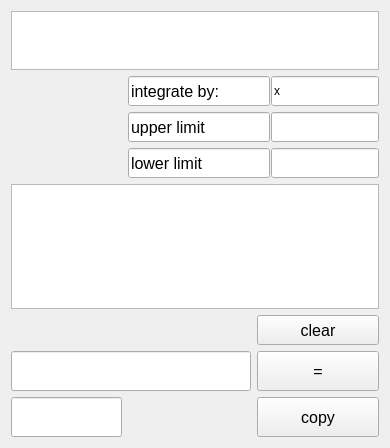
The window that Calculators/integralcalculator.ui (YuarenArt/VisualCalculator) describes before a commit, drawn with Qt 5.
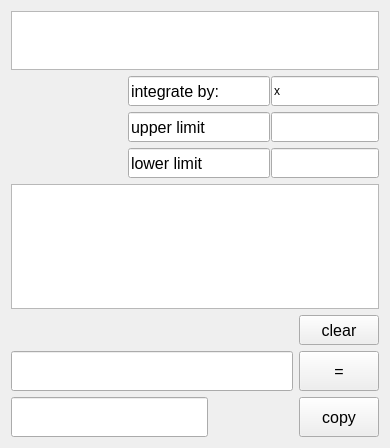
The same window after the commit. Icons and pictures are not drawn.

```diff
--- a/Calculators/integralcalculator.ui
+++ b/Calculators/integralcalculator.ui
@@ -18,39 +18,12 @@
     <layout class="QHBoxLayout" name="centralWidget">
      <item>
       <layout class="QGridLayout" name="mainGrid">
-       <item row="3" column="0" colspan="4">
-        <widget class="QTextEdit" name="textShow">
-         <property name="enabled">
-          <bool>true</bool>
-         </property>
-         <property name="minimumSize">
-          <size>
-           <width>120</width>
-           <height>100</height>
-          </size>
-         </property>
-         <property name="maximumSize">
-          <size>
-           <width>16777215</width>
-           <height>200</height>
-          </size>
-         </property>
-         <property name="font">
-          <font>
-           <pointsize>16</pointsize>
-          </font>
-         </property>
-         <property name="readOnly">
-          <bool>true</bool>
-         </property>
-        </widget>
-       </item>
-       <item row="6" column="3">
-        <widget class="QPushButton" name="equalBtn">
+       <item row="4" column="4">
+        <widget class="QPushButton" name="clearBtn">
          <property name="minimumSize">
           <size>
            <width>60</width>
-           <height>40</height>
+           <height>30</height>
           </size>
          </property>
          <property name="font">
@@ -59,11 +32,14 @@
           </font>
          </property>
          <property name="text">
-          <string>=</string>
+          <string>clear</string>
+         </property>
+         <property name="icon">
+          <iconset theme="accessories-calculator"/>
          </property>
         </widget>
        </item>
-       <item row="2" column="2" colspan="2">
+       <item row="2" column="2" colspan="3">
         <layout class="QVBoxLayout" name="integralLimits">
          <item>
           <layout class="QHBoxLayout" name="variableChoiceLaout">
@@ -202,72 +178,7 @@
          </item>
         </layout>
        </item>
-       <item row="6" column="0" colspan="3">
-        <widget class="QLineEdit" name="lineEdit">
-         <property name="minimumSize">
-          <size>
-           <width>100</width>
-           <height>40</height>
-          </size>
-         </property>
-         <property name="text">
-          <string/>
-         </property>
-        </widget>
-       </item>
-       <item row="8" column="3">
-        <widget class="QPushButton" name="copyBtn">
-         <property name="minimumSize">
-          <size>
-           <width>60</width>
-           <height>40</height>
-          </size>
-         </property>
-         <property name="font">
-          <font>
-           <pointsize>12</pointsize>
-          </font>
-         </property>
-         <property name="text">
-          <string>copy</string>
-         </property>
-        </widget>
-       </item>
-       <item row="8" column="0" colspan="2">
-        <widget class="QLineEdit" name="showResult">
-         <property name="minimumSize">
-          <size>
-           <width>0</width>
-           <height>40</height>
-          </size>
-         </property>
-         <property name="dragEnabled">
-          <bool>false</bool>
-         </property>
-         <property name="readOnly">
-          <bool>true</bool>
-         </property>
-        </widget>
-       </item>
-       <item row="4" column="3">
-        <widget class="QPushButton" name="clearBtn">
-         <property name="minimumSize">
-          <size>
-           <width>60</width>
-           <height>30</height>
-          </size>
-         </property>
-         <property name="font">
-          <font>
-           <pointsize>12</pointsize>
-          </font>
-         </property>
-         <property name="text">
-          <string>clear</string>
-         </property>
-        </widget>
-       </item>
-       <item row="0" column="0" rowspan="2" colspan="4">
+       <item row="0" column="0" rowspan="2" colspan="5">
         <widget class="QListWidget" name="historyList">
          <property name="sizePolicy">
           <sizepolicy hsizetype="Minimum" vsizetype="Minimum">
@@ -304,6 +215,98 @@
          </property>
         </widget>
        </item>
+       <item row="8" column="4">
+        <widget class="QPushButton" name="copyBtn">
+         <property name="minimumSize">
+          <size>
+           <width>60</width>
+           <height>40</height>
+          </size>
+         </property>
+         <property name="font">
+          <font>
+           <pointsize>12</pointsize>
+          </font>
+         </property>
+         <property name="text">
+          <string>copy</string>
+         </property>
+        </widget>
+       </item>
+       <item row="3" column="0" colspan="5">
+        <widget class="QTextEdit" name="textShow">
+         <property name="enabled">
+          <bool>true</bool>
+         </property>
+         <property name="minimumSize">
+          <size>
+           <width>120</width>
+           <height>100</height>
+          </size>
+         </property>
+         <property name="maximumSize">
+          <size>
+           <width>16777215</width>
+           <height>200</height>
+          </size>
+         </property>
+         <property name="font">
+          <font>
+           <pointsize>16</pointsize>
+          </font>
+         </property>
+         <property name="readOnly">
+          <bool>true</bool>
+         </property>
+        </widget>
+       </item>
+       <item row="6" column="4">
+        <widget class="QPushButton" name="equalBtn">
+         <property name="minimumSize">
+          <size>
+           <width>60</width>
+           <height>40</height>
+          </size>
+         </property>
+         <property name="font">
+          <font>
+           <pointsize>12</pointsize>
+          </font>
+         </property>
+         <property name="text">
+          <string>=</string>
+         </property>
+        </widget>
+       </item>
+       <item row="6" column="0" colspan="4">
+        <widget class="QLineEdit" name="lineEdit">
+         <property name="minimumSize">
+          <size>
+           <width>100</width>
+           <height>40</height>
+          </size>
+         </property>
+         <property name="text">
+          <string/>
+         </property>
+        </widget>
+       </item>
+       <item row="8" column="0" colspan="3">
+        <widget class="QLineEdit" name="showResult">
+         <property name="minimumSize">
+          <size>
+           <width>0</width>
+           <height>40</height>
+          </size>
+         </property>
+         <property name="dragEnabled">
+          <bool>false</bool>
+         </property>
+         <property name="readOnly">
+          <bool>true</bool>
+         </property>
+        </widget>
+       </item>
       </layout>
      </item>
     </layout>
```
